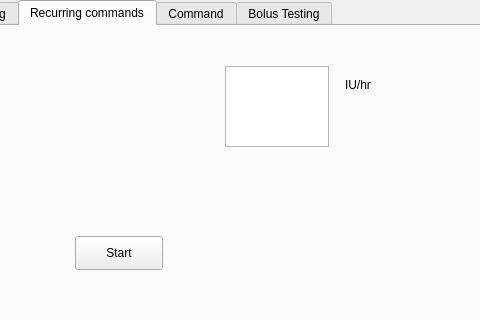
Qt form basic.ui (arjun1299/PancreasGUI) before a commit; both pictures show x 117 to 597 and y 0 to 320 of the 1004 by 594 pixel window.
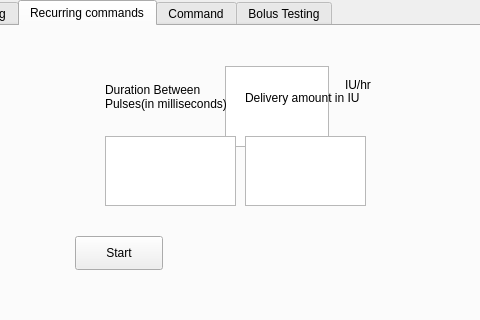
The same form after that commit. The open tabs and pages were chosen to show the change.

Commit message: modified:   _primingTab.py: Acutation limits implemented 	modified:   _recurringTab.py: Both basal and bolus are functional, *resuming of basal not implemented yet 	modified:   loggingModule.py: Change in date format to dd-mm-yy 	modified:   logicModule.py: Signals for error and warning for actuation added 	modified:   main.py: Reset button implemented

Diff of the .ui file:
```diff
--- a/basic.ui
+++ b/basic.ui
@@ -290,6 +290,64 @@
        </item>
       </layout>
      </widget>
+     <widget class="QLabel" name="deliveryAmtLbl">
+      <property name="geometry">
+       <rect>
+        <x>360</x>
+        <y>46</y>
+        <width>131</width>
+        <height>51</height>
+       </rect>
+      </property>
+      <property name="text">
+       <string>Delivery amount in IU</string>
+      </property>
+      <property name="wordWrap">
+       <bool>true</bool>
+      </property>
+     </widget>
+     <widget class="QTextEdit" name="pulseDelayTxt">
+      <property name="geometry">
+       <rect>
+        <x>220</x>
+        <y>110</y>
+        <width>131</width>
+        <height>70</height>
+       </rect>
+      </property>
+     </widget>
+     <widget class="QTextEdit" name="deliveryAmtTxt">
+      <property name="geometry">
+       <rect>
+        <x>360</x>
+        <y>110</y>
+        <width>121</width>
+        <height>70</height>
+       </rect>
+      </property>
+     </widget>
+     <widget class="QLabel" name="pulseDelayLbl">
+      <property name="geometry">
+       <rect>
+        <x>220</x>
+        <y>40</y>
+        <width>131</width>
+        <height>61</height>
+       </rect>
+      </property>
+      <property name="text">
+       <string>Duration Between Pulses(in milliseconds)</string>
+      </property>
+      <property name="textFormat">
+       <enum>Qt::AutoText</enum>
+      </property>
+      <property name="scaledContents">
+       <bool>false</bool>
+      </property>
+      <property name="wordWrap">
+       <bool>true</bool>
+      </property>
+     </widget>
     </widget>
     <widget class="QWidget" name="CommandsTab">
      <attribute name="title">
@@ -385,7 +443,7 @@
        <string>Stop</string>
       </property>
      </widget>
-     <widget class="QTextEdit" name="pulseDelayTxt">
+     <widget class="QTextEdit" name="pulseDelayTxt_1">
       <property name="geometry">
        <rect>
         <x>40</x>
@@ -395,7 +453,7 @@
        </rect>
       </property>
      </widget>
-     <widget class="QTextEdit" name="deliveryAmtTxt">
+     <widget class="QTextEdit" name="deliveryAmtTxt_1">
       <property name="geometry">
        <rect>
         <x>340</x>
```
Left out of the diff: 17 changed lines with no effect on the pictures. The commit also changes 32 other files.
